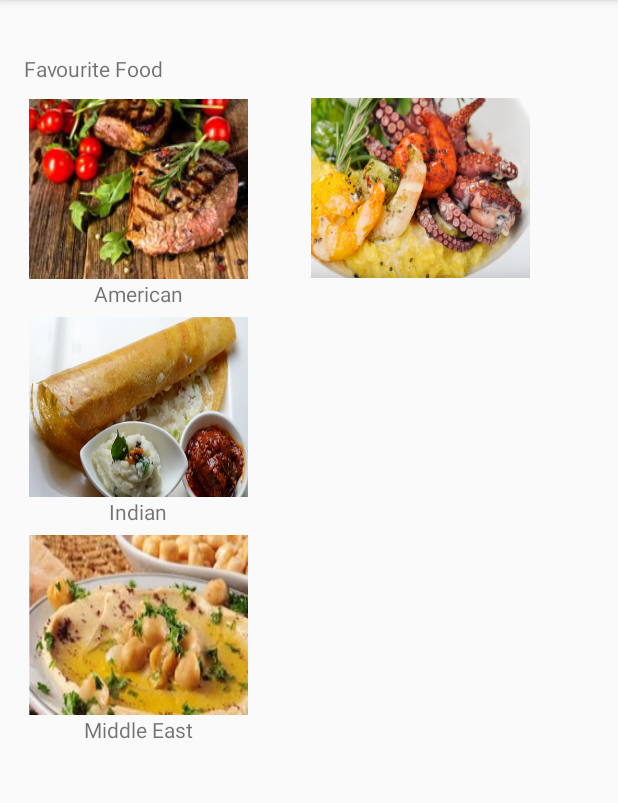
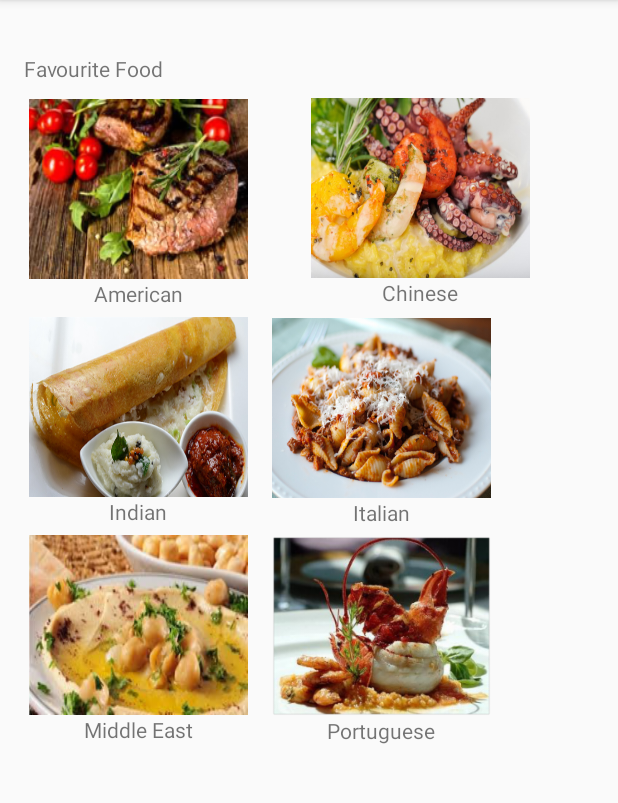
Before and after one commit to vishnuv1228/ITP-341, an Android app: the screen it shows after launch (MainActivity), on a phone screen of 412 x 824 dp, the part 84-887 px from its top. Run offline under Robolectric (Android 15) with nearby library versions, the phone set to English and light mode, and no system bars.

Commit message:
Finished basic UI. Need to change title.

```diff
--- a/Assignments/A#3.Venkateswaran.Ananth/app/src/main/res/layout/activity_main.xml
+++ b/Assignments/A#3.Venkateswaran.Ananth/app/src/main/res/layout/activity_main.xml
@@ -49,7 +49,7 @@
                         android:layout_width="match_parent"
                         android:layout_height="wrap_content"
                         android:text="@string/american"
-                        android:id="@+id/textView2"
+                        android:id="@+id/americanText"
                         android:gravity="center"
                         />
 
@@ -72,7 +72,7 @@
                         android:layout_width="match_parent"
                         android:layout_height="wrap_content"
                         android:text="@string/indian"
-                        android:id="@+id/textView3"
+                        android:id="@+id/indianText"
                         android:gravity="center"/>
                 </LinearLayout>
 
@@ -94,7 +94,7 @@
                         android:layout_height="wrap_content"
                         android:text="@string/middle_east"
                         android:gravity="center"
-                        android:id="@+id/textView4" />
+                        android:id="@+id/middle_eastText" />
 
                 </LinearLayout>
 
@@ -103,7 +103,8 @@
             <LinearLayout
                 android:orientation="vertical"
                 android:layout_width="match_parent"
-                android:layout_height="match_parent">
+                android:layout_height="match_parent"
+                >
 
                 <LinearLayout
                     android:orientation="vertical"
@@ -115,11 +116,64 @@
                     <ImageButton
                         android:layout_width="match_parent"
                         android:layout_height="120dp"
-                        android:id="@+id/imageButton"
+                        android:id="@+id/chineseButton"
                         android:src="@drawable/chinese"
                         android:scaleType="fitXY"
                         android:background="@android:color/transparent"
                         android:layout_marginTop="4dp" />
+
+                    <TextView
+                        android:layout_width="match_parent"
+                        android:layout_height="wrap_content"
+                        android:text="@string/chinese"
+                        android:id="@+id/chineseText"
+                        android:gravity="center"/>
+
+                </LinearLayout>
+
+                <LinearLayout
+                    android:orientation="vertical"
+                    android:layout_width="146dp"
+                    android:layout_height="145dp"
+                    android:layout_marginLeft="16dp"
+                    android:layout_marginTop="5dp">
+
+                    <ImageButton
+                        android:layout_width="match_parent"
+                        android:layout_height="120dp"
+                        android:id="@+id/italianButton"
+                        android:src="@drawable/italian"
+                        android:scaleType="fitXY"
+                        android:background="@android:color/transparent"/>
+
+                    <TextView
+                        android:layout_width="match_parent"
+                        android:layout_height="wrap_content"
+                        android:text="@string/italian"
+                        android:id="@+id/italianText"
+                        android:gravity="center"/>
+                </LinearLayout>
+
+                <LinearLayout
+                    android:orientation="vertical"
+                    android:layout_width="146dp"
+                    android:layout_height="145dp"
+                    android:layout_marginLeft="16dp">
+
+                    <ImageButton
+                        android:layout_width="match_parent"
+                        android:layout_height="120dp"
+                        android:id="@+id/portugueseButton"
+                        android:src="@drawable/portuguese"
+                        android:scaleType="fitXY"
+                        android:background="@android:color/transparent"/>
+
+                    <TextView
+                        android:layout_width="match_parent"
+                        android:layout_height="wrap_content"
+                        android:text="@string/portuguese"
+                        android:id="@+id/portugueseText"
+                        android:gravity="center"/>
                 </LinearLayout>
             </LinearLayout>
 
--- a/Assignments/A#3.Venkateswaran.Ananth/app/src/main/res/values/strings.xml
+++ b/Assignments/A#3.Venkateswaran.Ananth/app/src/main/res/values/strings.xml
@@ -1,10 +1,11 @@
 <resources>
     <string name="app_name">A#3.Venkateswaran.Ananth</string>
-
-    <string name="hello_world">Hello world!</string>
     <string name="action_settings">Settings</string>
     <string name="title">Favourite Food</string>
     <string name="american">American</string>
     <string name="indian">Indian</string>
     <string name="middle_east">Middle East</string>
+    <string name="chinese">Chinese</string>
+    <string name="italian">Italian</string>
+    <string name="portuguese">Portuguese</string>
 </resources>
```
Also changed, not shown: Assignments/A#3.Venkateswaran.Ananth/app/src/main/res/drawable-hdpi/italian.png (added), Assignments/A#3.Venkateswaran.Ananth/app/src/main/res/drawable-hdpi/portuguese.png (added), Assignments/A#3.Venkateswaran.Ananth/app/src/main/res/drawable-ldpi/italian.png (added), Assignments/A#3.Venkateswaran.Ananth/app/src/main/res/drawable-ldpi/portuguese.png (added), Assignments/A#3.Venkateswaran.Ananth/app/src/main/res/drawable-mdpi/italian.png (added), Assignments/A#3.Venkateswaran.Ananth/app/src/main/res/drawable-mdpi/portuguese.png (added), Assignments/A#3.Venkateswaran.Ananth/app/src/main/res/drawable-xhdpi/italian.png (added), Assignments/A#3.Venkateswaran.Ananth/app/src/main/res/drawable-xhdpi/portuguese.png (added), Assignments/A#3.Venkateswaran.Ananth/app/src/main/res/drawable-xxhdpi/italian.png (added), Assignments/A#3.Venkateswaran.Ananth/app/src/main/res/drawable-xxhdpi/portuguese.png (added), Assignments/A#3.Venkateswaran.Ananth/app/src/main/res/drawable-xxxhdpi/italian.png (added), Assignments/A#3.Venkateswaran.Ananth/app/src/main/res/drawable-xxxhdpi/portuguese.png (added).
